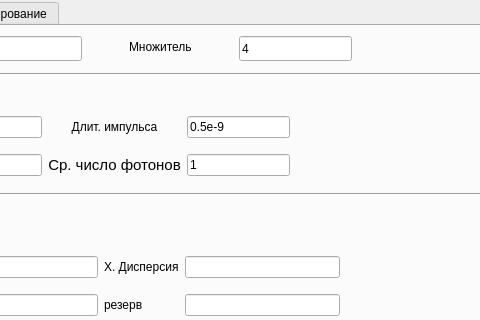
Before: the Qt Designer form mainwindow.ui in Yorick2014/SimQC, drawn with Qt 5; both pictures show x 143 to 623 and y 0 to 320 of the 954 by 497 pixel window.
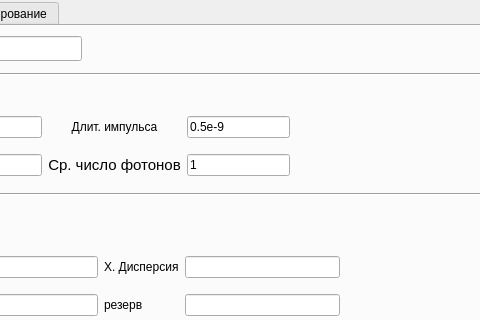
After: the same form once the commit is applied. The open tabs and pages were chosen to show the change. Custom widgets are drawn as their Qt base class.

Patch:
```diff
--- a/mainwindow.ui
+++ b/mainwindow.ui
@@ -236,19 +236,6 @@
        <string>1024</string>
       </property>
      </widget>
-     <widget class="QLineEdit" name="lineEdit_res">
-      <property name="geometry">
-       <rect>
-        <x>380</x>
-        <y>10</y>
-        <width>113</width>
-        <height>25</height>
-       </rect>
-      </property>
-      <property name="text">
-       <string>4</string>
-      </property>
-     </widget>
      <widget class="QLabel" name="label_13">
       <property name="geometry">
        <rect>
@@ -262,19 +249,6 @@
        <string>Число N</string>
       </property>
      </widget>
-     <widget class="QLabel" name="label_14">
-      <property name="geometry">
-       <rect>
-        <x>270</x>
-        <y>10</y>
-        <width>91</width>
-        <height>21</height>
-       </rect>
-      </property>
-      <property name="text">
-       <string>Множитель</string>
-      </property>
-     </widget>
      <widget class="Line" name="line_4">
       <property name="geometry">
        <rect>
```
Left out of the diff: 26 changed lines with no effect on the pictures.
